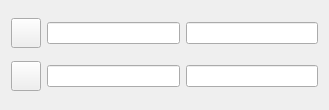
This is PPM_centroid/Crosshair.ui in mseaberg/slit_alignment as Qt 5 draws it before an edit. The edited form follows.
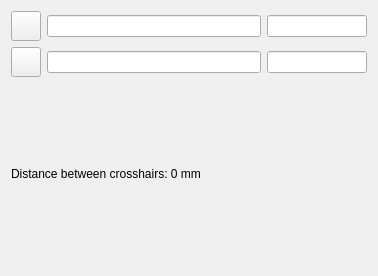
This is the edited form. Icons and pictures are not drawn.

Commit message: added distance calculation to crosshair

What changed in the file:
```diff
--- a/PPM_centroid/Crosshair.ui
+++ b/PPM_centroid/Crosshair.ui
@@ -6,8 +6,8 @@
    <rect>
     <x>0</x>
     <y>0</y>
-    <width>329</width>
-    <height>110</height>
+    <width>371</width>
+    <height>276</height>
    </rect>
   </property>
   <property name="minimumSize">
@@ -62,17 +62,20 @@
     <widget class="QLineEdit" name="red_x">
      <property name="minimumSize">
       <size>
-       <width>0</width>
+       <width>100</width>
        <height>20</height>
       </size>
      </property>
+     <property name="text">
+      <string/>
+     </property>
     </widget>
    </item>
    <item row="0" column="2">
     <widget class="QLineEdit" name="red_y">
      <property name="minimumSize">
       <size>
-       <width>0</width>
+       <width>100</width>
        <height>20</height>
       </size>
      </property>
@@ -120,7 +123,7 @@
     <widget class="QLineEdit" name="blue_x">
      <property name="minimumSize">
       <size>
-       <width>0</width>
+       <width>100</width>
        <height>20</height>
       </size>
      </property>
@@ -130,12 +133,25 @@
     <widget class="QLineEdit" name="blue_y">
      <property name="minimumSize">
       <size>
-       <width>0</width>
+       <width>100</width>
        <height>20</height>
       </size>
      </property>
     </widget>
    </item>
+   <item row="2" column="0" colspan="2">
+    <widget class="QLabel" name="distanceLabel">
+     <property name="minimumSize">
+      <size>
+       <width>250</width>
+       <height>0</height>
+      </size>
+     </property>
+     <property name="text">
+      <string>Distance between crosshairs: 0 mm</string>
+     </property>
+    </widget>
+   </item>
   </layout>
  </widget>
  <resources/>
```
The commit also changes 3 other files.
